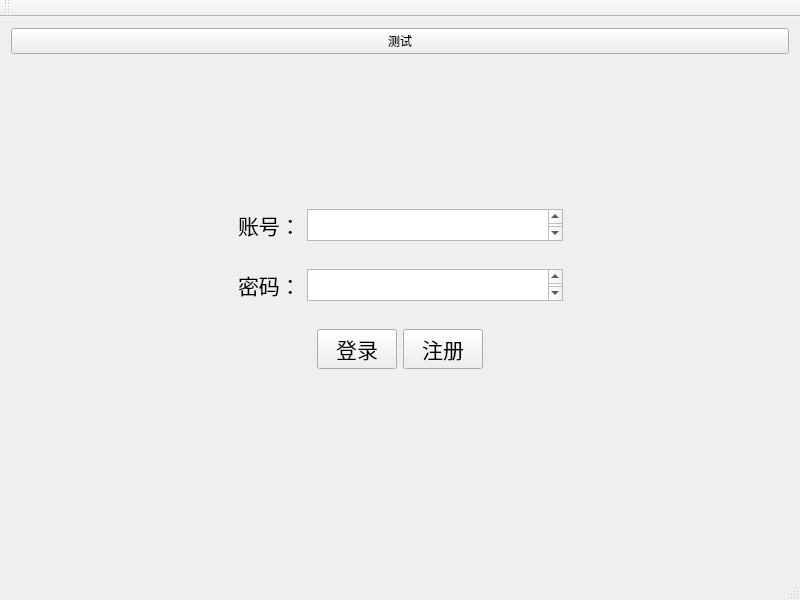
Before: the Qt Designer form ChatRoom/mainwindow.ui in AnsrM/Chat-Project, drawn with Qt 5.
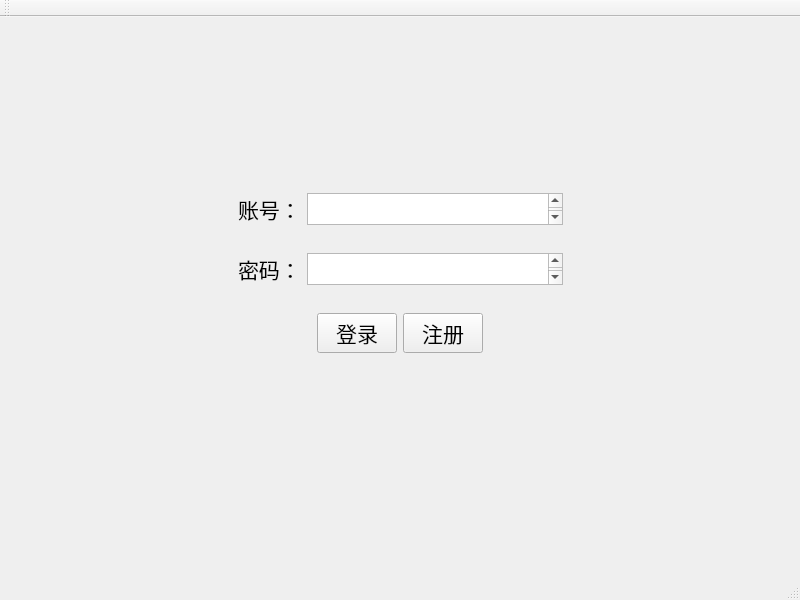
After: the same form once the commit is applied.

```diff
--- a/ChatRoom/mainwindow.ui
+++ b/ChatRoom/mainwindow.ui
@@ -15,13 +15,6 @@
   </property>
   <widget class="QWidget" name="centralWidget">
    <layout class="QVBoxLayout" name="verticalLayout_3">
-    <item>
-     <widget class="QPushButton" name="test">
-      <property name="text">
-       <string>测试</string>
-      </property>
-     </widget>
-    </item>
     <item>
      <spacer name="verticalSpacer">
       <property name="orientation">
@@ -237,7 +230,7 @@
         <widget class="QLabel" name="labelError">
          <property name="minimumSize">
           <size>
-           <width>0</width>
+           <width>200</width>
            <height>20</height>
           </size>
          </property>
```
Left out of the diff: 3 changed lines with no effect on the pictures.
